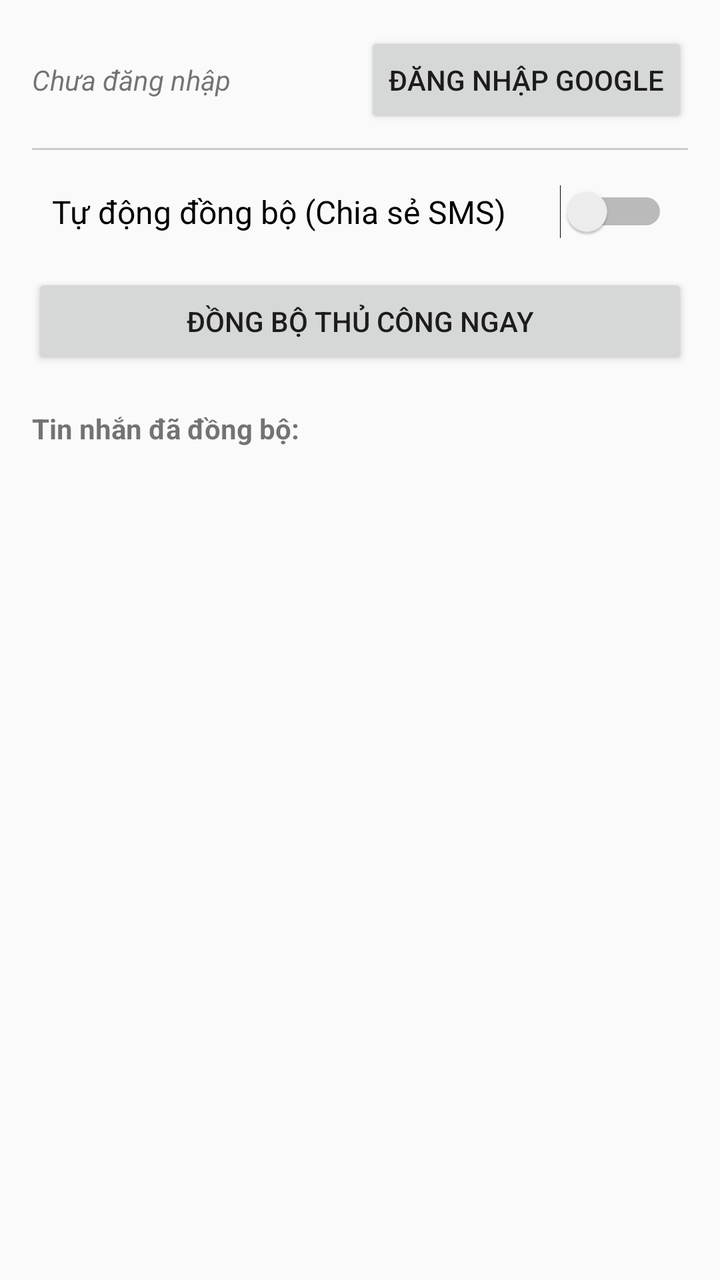
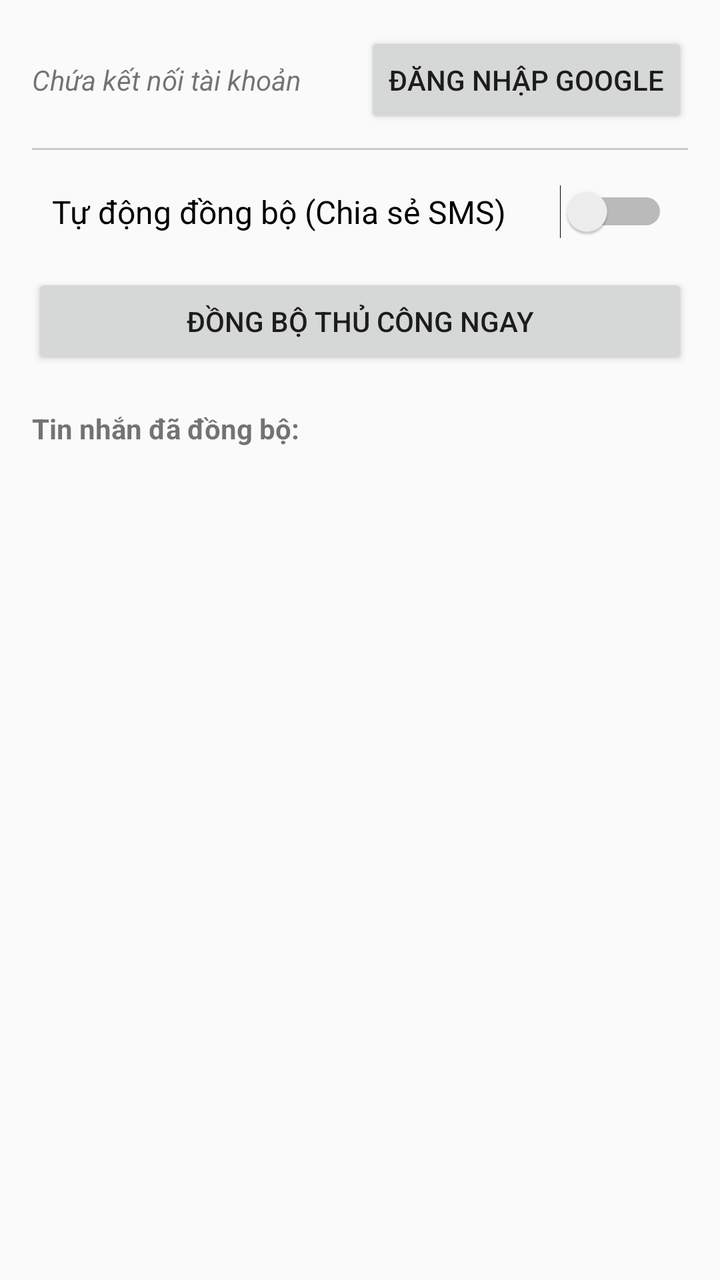

Two renders of the same Android screen: before a commit and after it. Below are the layout's source before the change and the commit's diff.
<!-- AndroidManifest.xml: application theme Theme.AppCompat.Light.NoActionBar -->
<!-- res/layout/activity_main.xml -->
<?xml version="1.0" encoding="utf-8"?>
<LinearLayout xmlns:android="http://schemas.android.com/apk/res/android"
    android:layout_width="match_parent"
    android:layout_height="match_parent"
    android:orientation="vertical"
    android:padding="16dp">

    <LinearLayout
        android:layout_width="match_parent"
        android:layout_height="wrap_content"
        android:orientation="horizontal"
        android:gravity="center_vertical"
        android:paddingBottom="10dp">
        
        <TextView
            android:id="@+id/tvUserStatus"
            android:layout_width="0dp"
            android:layout_height="wrap_content"
            android:layout_weight="1"
            android:text="Chưa đăng nhập"
            android:textSize="14sp"
            android:textStyle="italic" />

        <Button
            android:id="@+id/btnGoogleSignIn"
            android:layout_width="wrap_content"
            android:layout_height="wrap_content"
            android:text="Đăng nhập Google" />
    </LinearLayout>

    <View
        android:layout_width="match_parent"
        android:layout_height="1dp"
        android:background="#CCCCCC"
        android:layout_marginBottom="10dp"/>

    <Switch
        android:id="@+id/switchShare"
        android:layout_width="match_parent"
        android:layout_height="wrap_content"
        android:text="Tự động đồng bộ (Chia sẻ SMS)"
        android:textSize="16sp"
        android:padding="10dp"/>

    <Button
        android:id="@+id/btnSyncManual"
        android:layout_width="match_parent"
        android:layout_height="wrap_content"
        android:layout_marginTop="10dp"
        android:text="Đồng bộ thủ công ngay" />

    <TextView
        android:layout_width="wrap_content"
        android:layout_height="wrap_content"
        android:text="Tin nhắn đã đồng bộ:"
        android:layout_marginTop="20dp"
        android:textStyle="bold"/>

    <ListView
        android:id="@+id/listViewSms"
        android:layout_width="match_parent"
        android:layout_height="0dp"
        android:layout_weight="1"
        android:layout_marginTop="10dp" />
</LinearLayout>
<!-- resources referenced by this layout -->
<resources>

</resources>

<!-- the commit's change to res/layout/activity_main.xml (unified diff, before → after) -->
@@ -17,7 +17,7 @@
             android:layout_width="0dp"
             android:layout_height="wrap_content"
             android:layout_weight="1"
-            android:text="Chưa đăng nhập"
+            android:text="Chứa kết nối tài khoản"
             android:textSize="14sp"
             android:textStyle="italic" />
 
